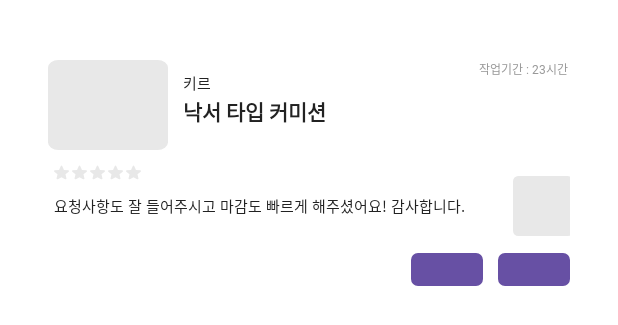
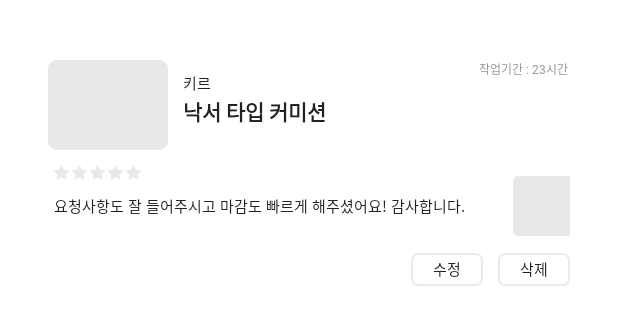
Before and after one commit to umc-commit/commit_frontend, an Android app: the layout item_review.xml on its own in the app's theme, with its tools: preview values and no code run, on a phone screen of 412 x 824 dp. Shown: the top 325 px of the screen. Run offline under Robolectric (Android 15) with nearby library versions, the light colour scheme and no system bars.

Commit message:
fix: 버튼 색상 수정

```diff
--- a/app/src/main/res/drawable/bg_button_outline_gray.xml
+++ b/app/src/main/res/drawable/bg_button_outline_gray.xml
@@ -1,8 +1,6 @@
 <?xml version="1.0" encoding="utf-8"?>
 <shape xmlns:android="http://schemas.android.com/apk/res/android"
     android:shape="rectangle">
-
-    <solid android:color="#FFFFFF" /> <!-- 임시로 흰 배경 -->
 
     <stroke
         android:width="1dp"
--- a/app/src/main/res/layout/item_review.xml
+++ b/app/src/main/res/layout/item_review.xml
@@ -176,7 +176,7 @@
                 android:layout_marginStart="32dp" />
 
 
-            <Button
+            <androidx.appcompat.widget.AppCompatButton
                 android:id="@+id/btnEdit"
                 android:layout_width="48dp"
                 android:layout_height="22dp"
@@ -185,14 +185,14 @@
                 android:textColor="#222222"
                 android:background="@drawable/bg_button_outline_gray"
                 android:fontFamily="@font/notosanskr_regular"
-                android:includeFontPadding="true"
+                android:includeFontPadding="false"
                 android:gravity="center"
                 app:layout_constraintTop_toBottomOf="@id/tvContent"
                 app:layout_constraintEnd_toStartOf="@id/btnDelete"
                 android:layout_marginTop="24dp"
                 android:layout_marginEnd="10dp" />
 
-            <Button
+            <androidx.appcompat.widget.AppCompatButton
                 android:id="@+id/btnDelete"
                 android:layout_width="48dp"
                 android:layout_height="22dp"
@@ -201,7 +201,7 @@
                 android:textColor="#222222"
                 android:background="@drawable/bg_button_outline_gray"
                 android:fontFamily="@font/notosanskr_regular"
-                android:includeFontPadding="true"
+                android:includeFontPadding="false"
                 android:gravity="center"
                 app:layout_constraintTop_toBottomOf="@id/tvContent"
                 app:layout_constraintEnd_toEndOf="parent"
```
